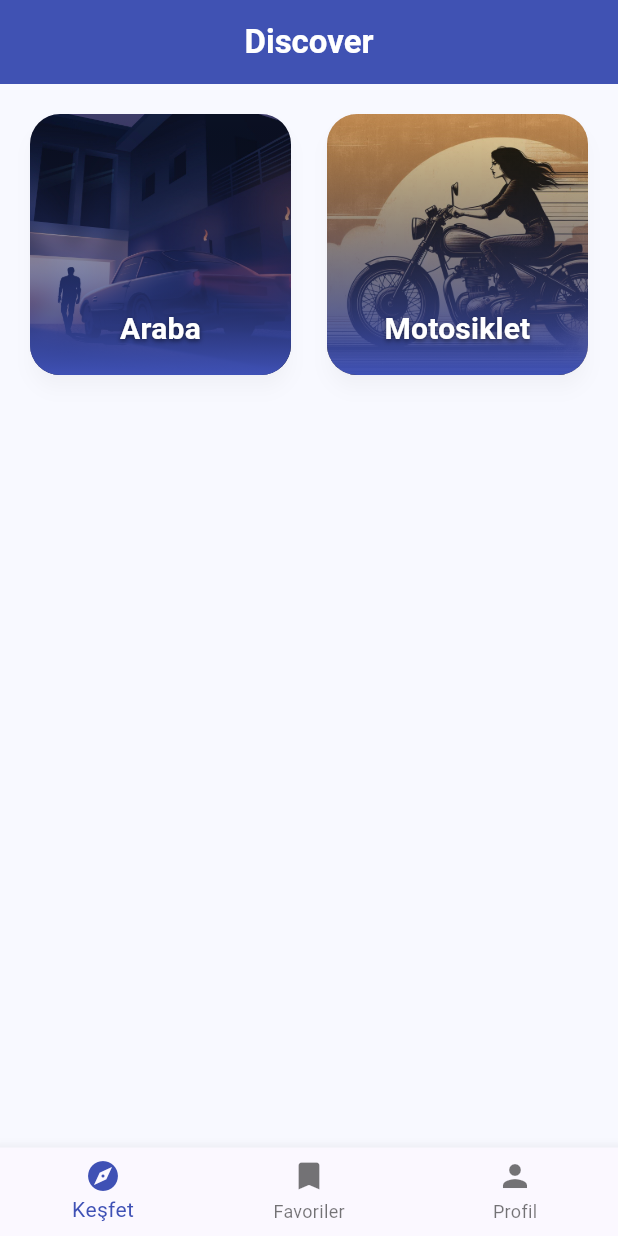
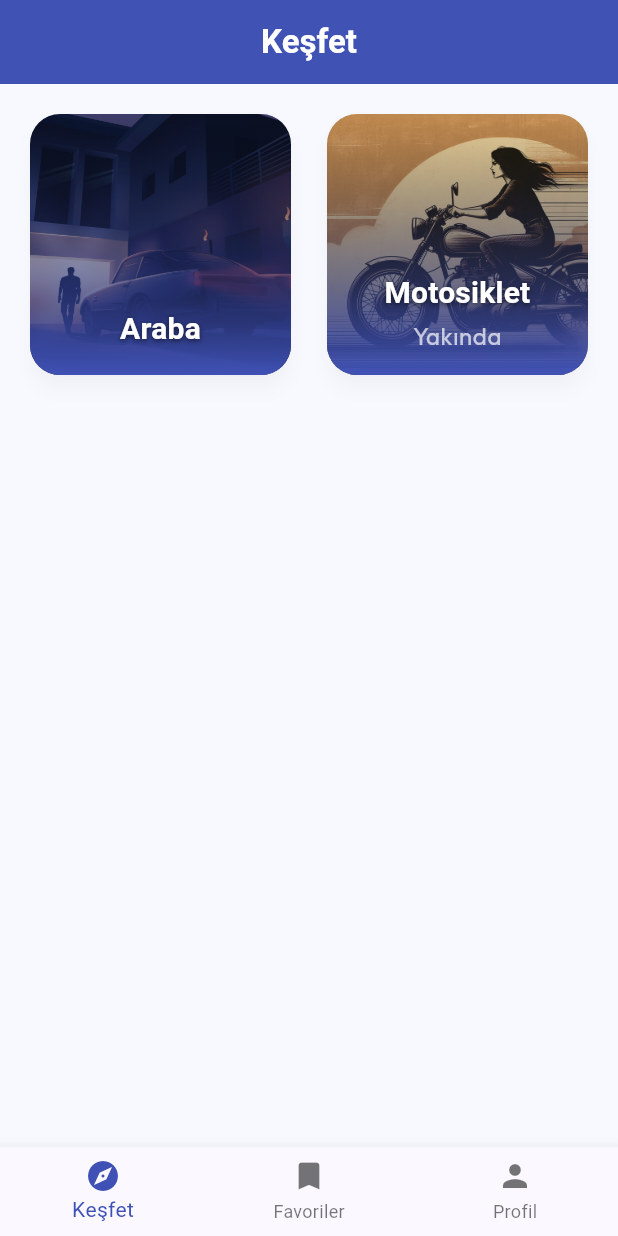
Before and after one commit to bunyaminkarahanli/what_to_watch, a Flutter app: the screen it shows once a user with an empty profile is signed in, on a phone screen of 412 x 824 dp. Run offline on Flutter 3.47's test engine with Material 3 defaults, Android fonts, the phone set to English and light mode, and no system bars; our stand-ins replace firebase_auth, firebase_core, flutter_dotenv, google_fonts, google_sign_in, lottie and 1 more; accounts and stored records are empty.

Commit message:
Karanlık mod iyileştirmeler yapıldı

```diff
--- a/lib/app.dart
+++ b/lib/app.dart
@@ -8,14 +8,20 @@ import 'package:what_to_watch/onboarding/view/car_onboarding_view.dart';
 import 'package:what_to_watch/providers/theme_provider.dart';
 
 class MyApp extends StatelessWidget {
-  const MyApp({super.key}); // ✅ isLoggedIn parametresi KALDIRILDI
+  const MyApp({super.key});
 
   @override
   Widget build(BuildContext context) {
     final themeProvider = context.watch<ThemeProvider>();
+
+    final baseLight = ThemeData.light();
+    final baseDark = ThemeData.dark();
+
     return MaterialApp(
       title: 'What to Watch',
       debugShowCheckedModeBanner: false,
+
+      // 🌞 LIGHT THEME
       theme: ThemeData(
         appBarTheme: const AppBarTheme(
           backgroundColor: Color(0xFF3F51B5),
@@ -31,27 +37,31 @@ class MyApp extends StatelessWidget {
         colorScheme: ColorScheme.fromSeed(
           seedColor: const Color(0xFF3F51B5),
           primary: const Color(0xFF3F51B5),
+          brightness: Brightness.light,
         ),
         useMaterial3: true,
         scaffoldBackgroundColor: const Color(0xFFF8F9FF),
-        textTheme: GoogleFonts.outfitTextTheme().copyWith(
-          headlineLarge: const TextStyle(
+
+        // 🔥 BURAYI DÜZELTTİK
+        textTheme: GoogleFonts.outfitTextTheme(baseLight.textTheme).copyWith(
+          headlineLarge: baseLight.textTheme.headlineLarge?.copyWith(
             fontSize: 45,
             fontWeight: FontWeight.w700,
-            color: Color(0xFF3F51B5),
+            color: const Color(0xFF3F51B5),
             letterSpacing: 0.5,
           ),
-          titleMedium: const TextStyle(
+          titleMedium: baseLight.textTheme.titleMedium?.copyWith(
             fontSize: 20,
             fontWeight: FontWeight.w500,
             color: Colors.black87,
           ),
-          bodyMedium: const TextStyle(
+          bodyMedium: baseLight.textTheme.bodyMedium?.copyWith(
             fontSize: 16,
             color: Colors.black54,
             height: 1.5,
           ),
         ),
+
         elevatedButtonTheme: ElevatedButtonThemeData(
           style: ElevatedButton.styleFrom(
             backgroundColor: const Color(0xFF3F51B5),
@@ -67,6 +77,8 @@ class MyApp extends StatelessWidget {
           ),
         ),
       ),
+
+      // 🌚 DARK THEME
       darkTheme: ThemeData(
         brightness: Brightness.dark,
         appBarTheme: const AppBarTheme(
@@ -87,24 +99,27 @@ class MyApp extends StatelessWidget {
           secondary: Colors.deepPurpleAccent,
         ),
         scaffoldBackgroundColor: const Color(0xFF121212),
-        textTheme: GoogleFonts.outfitTextTheme().copyWith(
-          headlineLarge: const TextStyle(
+
+        // 🔥 BURAYI DA DÜZELTTİK
+        textTheme: GoogleFonts.outfitTextTheme(baseDark.textTheme).copyWith(
+          headlineLarge: baseDark.textTheme.headlineLarge?.copyWith(
             fontSize: 45,
             fontWeight: FontWeight.w700,
-            color: Color(0xFFD1D5FF),
+            color: const Color(0xFFD1D5FF),
             letterSpacing: 0.5,
           ),
-          titleMedium: const TextStyle(
+          titleMedium: baseDark.textTheme.titleMedium?.copyWith(
             fontSize: 20,
             fontWeight: FontWeight.w500,
             color: Colors.white,
           ),
-          bodyMedium: const TextStyle(
+          bodyMedium: baseDark.textTheme.bodyMedium?.copyWith(
             fontSize: 16,
             color: Colors.white70,
             height: 1.5,
           ),
         ),
+
         elevatedButtonTheme: ElevatedButtonThemeData(
           style: ElevatedButton.styleFrom(
             backgroundColor: const Color(0xFF3F51B5),
@@ -120,10 +135,8 @@ class MyApp extends StatelessWidget {
           ),
         ),
       ),
+
       themeMode: themeProvider.isDark ? ThemeMode.dark : ThemeMode.light,
-
-      // ✅ ESKİ: home: CarOnboardingView(),
-      // ✅ YENİ:
       home: const RootController(),
     );
   }
--- a/lib/screens/discover/view/discover_view.dart
+++ b/lib/screens/discover/view/discover_view.dart
@@ -1,6 +1,6 @@
 import 'package:flutter/material.dart';
 import 'package:what_to_watch/screens/car/view/car_view.dart';
-import 'package:what_to_watch/screens/kick/view/kick_view.dart';
+import 'package:what_to_watch/screens/motorcycle/view/motorcycle_view.dart';
 
 import 'package:what_to_watch/widgets/discover_card.dart';
 
@@ -24,7 +24,7 @@ class _DiscoverViewState extends State<DiscoverView> {
   @override
   Widget build(BuildContext context) {
     return Scaffold(
-      appBar: AppBar(title: const Text("Discover")),
+      appBar: AppBar(title: const Text("Keşfet")),
       body: Padding(
         padding: const EdgeInsets.all(16.0),
         child: GridView.builder(
@@ -37,21 +37,17 @@ class _DiscoverViewState extends State<DiscoverView> {
           ),
           itemBuilder: (context, index) {
             final item = items[index];
+            final title = item["title"] as String;
+
             return DiscoverCard(
-              title: item["title"],
+              title: title,
               imageUrl: item["image"],
+              subtitle: title == "Motosiklet" ? "Yakında" : null,
               onTap: () {
-                if (item["title"] == "Araba") {
+                if (title == "Araba") {
                   Navigator.push(
                     context,
                     MaterialPageRoute(builder: (context) => const CarView()),
-                  );
-                } else if (item["title"] == "Motosiklet") {
-                  Navigator.push(
-                    context,
-                    MaterialPageRoute(
-                      builder: (context) => const MotorcycleView(),
-                    ),
                   );
                 }
               },
--- a/lib/screens/profile/view/profile_view.dart
+++ b/lib/screens/profile/view/profile_view.dart
@@ -32,7 +32,7 @@ class _ProfileViewState extends State<ProfileView> {
             const SizedBox(height: 20),
             CircleAvatar(
               radius: 100,
-              backgroundImage: AssetImage('assets/images/gamer.png'),
+              backgroundImage: AssetImage('assets/images/car_profile.png'),
             ),
             const SizedBox(height: 12),
             Text(
--- a/lib/widgets/discover_card.dart
+++ b/lib/widgets/discover_card.dart
@@ -3,12 +3,14 @@ import 'package:flutter/material.dart';
 class DiscoverCard extends StatelessWidget {
   final String title;
   final String imageUrl;
+  final String? subtitle; // ⭐ eklendi
   final VoidCallback onTap;
 
   const DiscoverCard({
     required this.title,
     required this.imageUrl,
     required this.onTap,
+    this.subtitle, // ⭐ eklendi
     super.key,
   });
 
@@ -38,12 +40,16 @@ class DiscoverCard extends StatelessWidget {
             ),
           ),
 
-          // 📝 Başlık (aşağı ortalanmış)
+          // 📝 Başlık + Yakında
           Align(
             alignment: Alignment.bottomCenter,
             child: Padding(
               padding: const EdgeInsets.only(bottom: 16),
-              child: Text(
+              child: Column(
+                mainAxisSize: MainAxisSize.min,
+                children: [
+                  /// Ana Başlık
+                  Text(
                     title,
                     textAlign: TextAlign.center,
                     style: theme.textTheme.titleMedium?.copyWith(
@@ -58,13 +64,28 @@ class DiscoverCard extends StatelessWidget {
                       ],
                     ),
                   ),
+
+                  /// ⭐ Eğer subtitle varsa "Yakında" yazısı
+                  if (subtitle != null) ...[
+                    const SizedBox(height: 3),
+                    Text(
+                      subtitle!,
+                      textAlign: TextAlign.center,
+                      style: theme.textTheme.bodySmall?.copyWith(
+                        color: Colors.white70,
+                        fontSize: 16,
+                      ),
+                    ),
+                  ],
+                ],
+              ),
             ),
           ),
 
           // 🔹 Tam ekran tıklama katmanı
           Positioned.fill(
             child: Material(
-              color: const Color.fromARGB(0, 255, 255, 255),
+              color: Colors.transparent,
               child: InkWell(
                 borderRadius: BorderRadius.circular(20),
                 splashColor: theme.primaryColor.withOpacity(0.2),
```
Also changed, not shown: lib/auth/signin/services/signin_service.dart (+2 -5 lines), lib/screens/car/view/car_view.dart (+21 -16 lines), lib/screens/car/view/result_car_view.dart (+19 -17 lines), lib/screens/favorite/view/car_favorite_view.dart (+30 -19 lines), assets/images/car_profile.png (added), assets/images/gamer.png (deleted), lib/screens/motorcycle/view/motorcycle_view.dart (renamed from lib/screens/kick/view/kick_view.dart). Lines whose indentation alone changed are shown as unchanged.
